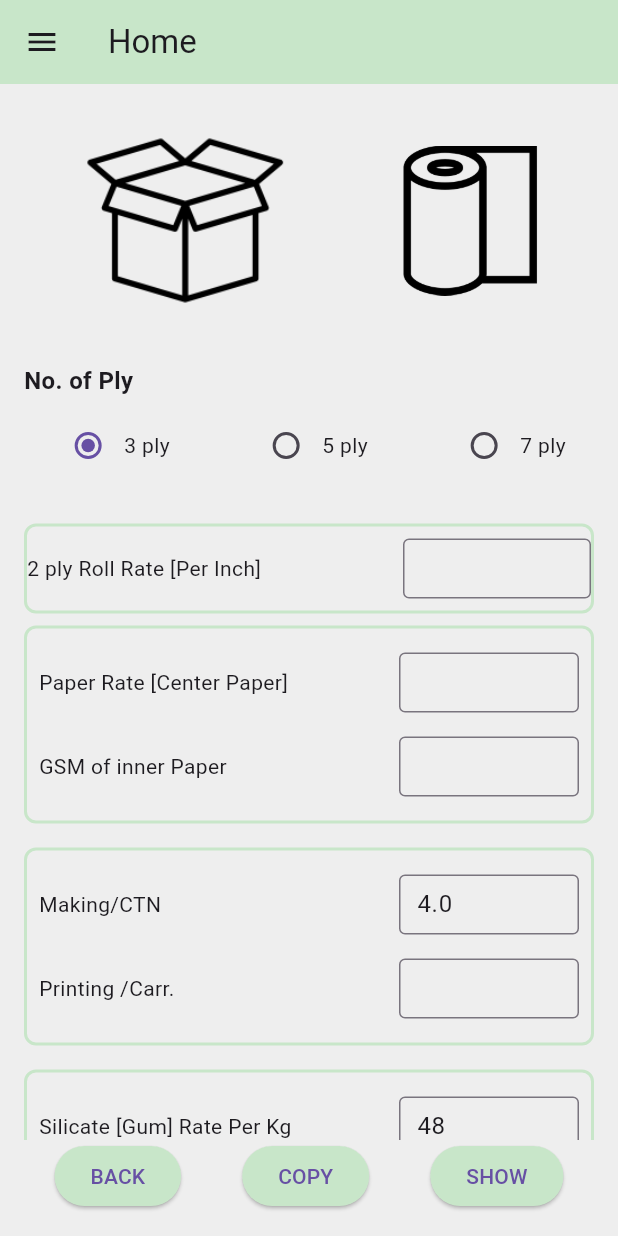
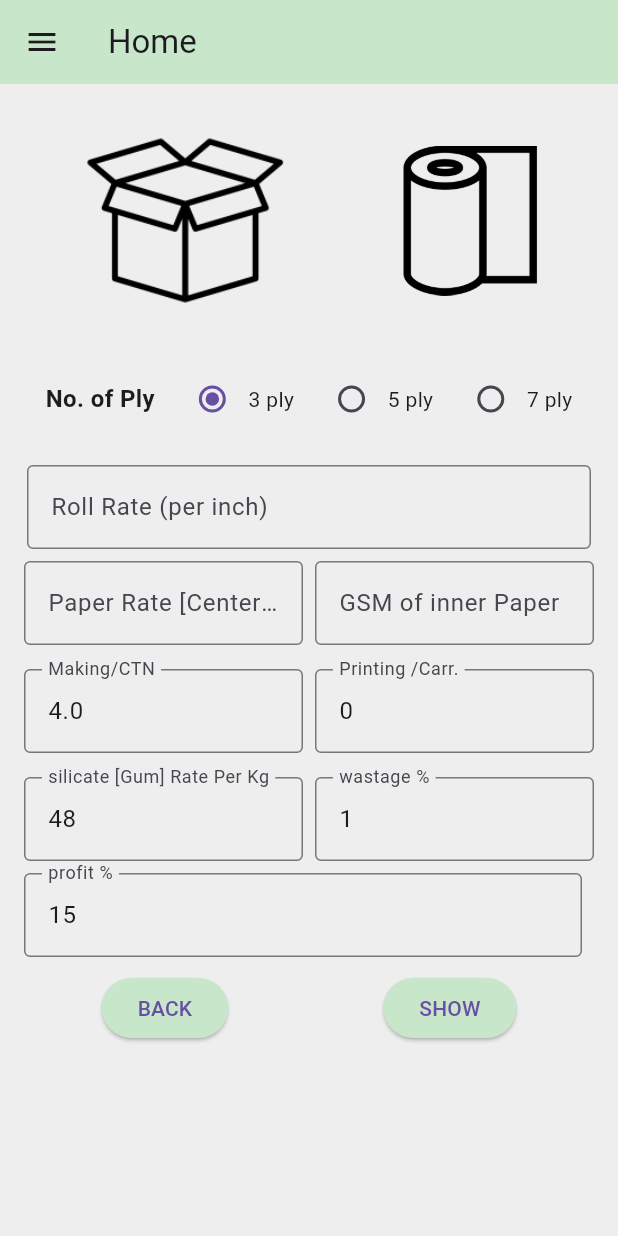
Before and after one commit to Ali-Khan786/carton-app, a Flutter app: the HomePage screen opened directly, on a phone screen of 412 x 824 dp. Run offline on Flutter 3.47's test engine with Material 3 defaults, Android fonts, the light colour scheme and no system bars; our stand-ins replace get.

Commit message:
box calculation done

```diff
--- /dev/null
+++ b/lib/view/PageBController.dart
@@ -0,0 +1,54 @@
+import 'package:get/get.dart';
+
+class FPSController extends GetxController {
+  RxDouble length = 0.0.obs;
+  RxDouble width = 0.0.obs;
+  RxDouble height = 0.0.obs;
+  RxDouble quantity = 0.0.obs;
+  RxDouble cutSize = 0.0.obs;
+  RxDouble rollSize = 0.0.obs;
+
+  RxDouble ply = 0.0.obs;
+  RxDouble rollRate = 0.0.obs;
+  RxDouble paperRate = 0.0.obs;
+  RxDouble silicateRate = 0.0.obs;
+  RxDouble costPSI = 0.0.obs;
+  RxDouble cost = 0.0.obs;
+  RxDouble labour = 0.0.obs;
+  RxDouble printing = 0.0.obs;
+  RxDouble wastagePer = 0.0.obs;
+  RxDouble wastage = 0.0.obs;
+  RxDouble profitPer = 0.0.obs;
+  RxDouble profit = 0.0.obs;
+  RxDouble pricePSI = 0.0.obs;
+  RxDouble price = 0.0.obs;
+
+
+  // Function to update data
+  void updateData(double newLength, double newWidth, double newHeight,double newCutSize, double newRollSize, double newQuantity) {
+    length.value = newLength;
+    width.value = newWidth;
+    height.value = newHeight;
+    quantity.value = newQuantity;
+    cutSize.value = newCutSize;
+    rollSize.value = newRollSize;
+  }
+  void updateData2(double newPly, double newRollRate, double newPaperRate,double newSilicateRate, double newCostPSI,
+  double newCost, double newLabour, double newPrinting,double newWastagePer, double newWastage,
+      double newProfitPer, double newProfit, double newpPricePSI,double newPrice) {
+    ply.value = newPly;
+    rollRate.value = newRollRate;
+    paperRate.value = newPaperRate;
+    silicateRate.value = newSilicateRate;
+    costPSI.value = newCostPSI;
+    cost.value = newCost;
+    labour.value = newLabour;
+    printing.value = newPrinting;
+    wastagePer.value = newWastagePer;
+    wastage.value = newWastage;
+    profitPer.value = newProfitPer;
+    profit.value = newProfit;
+    pricePSI.value = newpPricePSI;
+    price.value = newPrice;
+  }
+}
--- a/lib/view/first_page_second_screen.dart
+++ b/lib/view/first_page_second_screen.dart
@@ -1,17 +1,19 @@
 import 'package:flutter/material.dart';
-import 'package:flutter_class_project/view/Second_screens_nextscreen.dart';
+import 'package:get/get.dart';
 import 'package:get/get_core/src/get_main.dart';
 import 'package:get/get_navigation/get_navigation.dart';
+
+import 'Second_screens_nextscreen.dart';
+import 'first_page.dart';
+import 'PageBController.dart';
 
 class FpSecond extends StatelessWidget {
   @override
   Widget build(BuildContext context) {
-    return MaterialApp(
-      home: HomePage(),
-      debugShowCheckedModeBanner: false,
-    );
+    return HomePage();
   }
 }
+
 
 class HomePage extends StatefulWidget {
   @override
@@ -19,10 +21,54 @@ class HomePage extends StatefulWidget {
 }
 
 class _HomePageState extends State<HomePage> {
-  String selectedPly = '3 ply'; // Default selected value for radio buttons
+  String selectedPly = '3 ply';
+  double ply =3;
+  // Default selected value for radio buttons
+  final TextEditingController paperRateCon = TextEditingController();
+  final TextEditingController paperGSMCon = TextEditingController();
+  final TextEditingController makingCTNCon = TextEditingController(text: "4.0");
+  final TextEditingController printingCon = TextEditingController(text: "0");
+  final TextEditingController silicateCon = TextEditingController(text: "48");
+  final TextEditingController wastageCon = TextEditingController(text: "1");
+  final TextEditingController profitCOn = TextEditingController(text: "15");
+  final TextEditingController rollRate1Con = TextEditingController();
+
+
 
   @override
   Widget build(BuildContext context) {
+    final dataController = Get.find<FPSController>();
+    double? makingCTN = double.tryParse(makingCTNCon.text)??0.0;
+    double? printing = double.tryParse(printingCon.text)??0.0;
+    double? profit = double.tryParse(profitCOn.text)?? 0.0;
+    double? wastage1 = double.tryParse(wastageCon.text)??0.0;
+    num paperCostCal(){
+      double? paperRate = double.tryParse(paperRateCon.text);
+      double? paperGSM = double.tryParse(paperGSMCon.text);
+      if(paperRate!=  null&& paperGSM!=null){
+        return ((dataController.cutSize*dataController.rollSize.value*paperGSM)/15500)*(paperRate/100);
+      }else{
+      return  0;
+    }}
+    num ply2Rate(){
+      double? rollRate1 = double.tryParse(rollRate1Con.text);
+      if(rollRate1!=  null){
+        return (rollRate1*dataController.rollSize.value/2400)*dataController.cutSize.value;
+      }else{
+        return  0;
+      }
+    }
+    num silicateRate(){
+      double? silicate = double.tryParse(silicateCon.text);
+      if(silicate!=  null){
+        return (silicate/10000)*dataController.rollSize.value*dataController.cutSize.value*1;
+      }else{
+        return  0;
+      }
+    }
+
+
+
     return Scaffold(
       appBar: AppBar(
         title: Text('Home'),
@@ -50,144 +96,160 @@ class _HomePageState extends State<HomePage> {
               ],
             ),
             SizedBox(height: 20),
+            Row(
+              mainAxisAlignment: MainAxisAlignment.spaceEvenly,
+              children: [
                 Text(
                   'No. of Ply',
                   style: TextStyle(fontSize: 16, fontWeight: FontWeight.bold),
                 ),
-            SizedBox(height: 8),
-            Row(
-              mainAxisAlignment: MainAxisAlignment.spaceEvenly,
-              children: [
-                Row(
-                  children: [
-                    Radio<String>(
-                      value: '3 ply',
-                      groupValue: selectedPly,
-                      onChanged: (value) {
-                        setState(() {
-                          selectedPly = value!;
-                        });
-                      },
-                    ),
-                    Text('3 ply'),
-                  ],
-                ),
-                SizedBox(width: 16),
-                Row(
-                  children: [
-                    Radio<String>(
-                      value: '5 ply',
-                      groupValue: selectedPly,
-                      onChanged: (value) {
-                        setState(() {
-                          selectedPly = value!;
-                        });
-                      },
-                    ),
-                    Text('5 ply'),
-                  ],
-                ),
-                SizedBox(width: 16),
-                Row(
-                  children: [
-                    Radio<String>(
-                      value: '7 ply',
-                      groupValue: selectedPly,
-                      onChanged: (value) {
-                        setState(() {
-                          selectedPly = value!;
-                        });
-                      },
-                    ),
-                    Text('7 ply'),
-                  ],
-                ),
+                buildRadio('3 ply'),
+                buildRadio('5 ply'),
+                buildRadio('7 ply'),
               ],
             ),
             SizedBox(height: 20),
             Expanded(
               child: ListView(
                 children: [
+                  buildTextFieldRow(),
                   SizedBox(height: 8,),
-                  Container(decoration: BoxDecoration(
-                    border: Border.all(color: Colors.green.shade100,width: 2),
-                    borderRadius: BorderRadius.circular(8),
+            Row(
+              children: [
+                Expanded(
+                  child: TextField(
+                    controller: paperRateCon,
+                    keyboardType: TextInputType.number,
+                    decoration: InputDecoration(
+                      labelText: "Paper Rate [Center Paper]",
+                      border: OutlineInputBorder(),
                     ),
-                    child:   buildInputRow('2 ply Roll Rate [Per Inch]'),
                   ),
-                  // Highlighted Section 1
-
-                  SizedBox(height: 8,),
-
-                  Container(
-                    decoration: BoxDecoration(
-                      border: Border.all(color: Colors.green.shade100, width: 2),
-                      borderRadius: BorderRadius.circular(8),
                 ),
-                    padding: const EdgeInsets.all(8.0),
-                    child: Column(
-                      children: [
-                        buildInputRow('Paper Rate [Center Paper]'),
-                        buildInputRow('GSM of inner Paper'),
+                SizedBox(width: 8),
+                Expanded(
+                  child: TextField(
+                    controller: paperGSMCon,
+                    keyboardType: TextInputType.number,
+                    decoration: InputDecoration(
+                      labelText: "GSM of inner Paper",
+                      border: OutlineInputBorder(),
+                    ),
+                  ),
+                ),
               ],
-                    ),
             ),
             SizedBox(height: 16),
             // Highlighted Section 2
-                  Container(
-                    decoration: BoxDecoration(
-                      border: Border.all(color: Colors.green.shade100, width: 2),
-                      borderRadius: BorderRadius.circular(8),
+            Row(
+              children: [
+                Expanded(
+                  child: TextField(
+                    keyboardType: TextInputType.number,
+                    controller: makingCTNCon,
+                    decoration: InputDecoration(
+                      labelText: "Making/CTN",
+                      border: OutlineInputBorder(),
                     ),
-                    padding: const EdgeInsets.all(8.0),
-                    child: Column(
-                      children: [
-                        buildInputRow('Making/CTN', initialValue: '4.0'),
-                        buildInputRow('Printing /Carr.'),
+                  ),
+                ),
+                SizedBox(width: 8),
+                Expanded(
+                  child: TextField(
+                    keyboardType: TextInputType.number,
+                    controller: printingCon,
+                    decoration: InputDecoration(
+                      labelText: "Printing /Carr.",
+                      border: OutlineInputBorder(),
+                    ),
+                  ),
+                ),
               ],
-                    ),
             ),
             SizedBox(height: 16),
             // Highlighted Section 3
-                  Container(
-                    decoration: BoxDecoration(
-                      border: Border.all(color: Colors.green.shade100, width: 2),
-                      borderRadius: BorderRadius.circular(8),
+            Row(
+              children: [
+                Expanded(
+                  child: TextField(
+                    keyboardType: TextInputType.number,
+                    controller: silicateCon,
+                    decoration: InputDecoration(
+                      labelText: "silicate [Gum] Rate Per Kg",
+                      border: OutlineInputBorder(),
                     ),
-                    padding: const EdgeInsets.all(8.0),
-                    child: Column(
-                      children: [
-                        buildInputRow('Silicate [Gum] Rate Per Kg', initialValue: '48'),
-                        buildInputRow('Wastage %', initialValue: '1'),
+                  ),
+                ),
+                SizedBox(width: 8),
+                Expanded(
+                  child: TextField(
+                    keyboardType: TextInputType.number,
+                    controller: wastageCon,
+                    decoration: InputDecoration(
+                      labelText: "wastage %",
+                      border: OutlineInputBorder(),
+                    ),
+                  ),
+                ),
               ],
             ),
+            SizedBox(height: 8,),
+            Row(
+              children: [
+                Expanded(
+                  child: TextField(
+                    keyboardType: TextInputType.number,
+                    controller: profitCOn,
+                    decoration: InputDecoration(
+                      labelText: "profit %",
+                      border: OutlineInputBorder(),
                     ),
-SizedBox(height: 8,),
-                  Container(decoration: BoxDecoration(
-                    border: Border.all(color: Colors.green.shade100,width: 2),
-                    borderRadius: BorderRadius.circular(8),
                   ),
-                    child:  buildInputRow('Profit %', initialValue: '15'),
-                  )
+                ),
+                SizedBox(width: 8),
               ],
             ),
-            ),
+                  SizedBox(height: 10,),
                   Row(
                     mainAxisAlignment: MainAxisAlignment.spaceAround,
                     children: [
                       ElevatedButton(
-                  onPressed: () {},
+                        onPressed: () {
+                          Get.back();//
+                          // Navigate to FirstPage
+                        },
                         child: Text('BACK'),
                         style: ElevatedButton.styleFrom(backgroundColor: Colors.green[100]),
                       ),
-                ElevatedButton(
-                  onPressed: () {},
-                  child: Text('COPY'),
-                  style: ElevatedButton.styleFrom(backgroundColor: Colors.green[100]),
-                ),
+                      // ElevatedButton(
+                      //   onPressed: () {
+                      //
+                      //     // Handle COPY action
+                      //   },
+                      //   child: Text('COPY'),
+                      //   style: ElevatedButton.styleFrom(backgroundColor: Colors.green[100]),
+                      // ),
                       ElevatedButton(
                         onPressed: () {
-                    Get.to(Result());
+                          num x=paperCostCal();
+                          num y=ply2Rate();
+                          num z=silicateRate();
+                          double cost = y.toDouble() + x +  z;
+                          double costPSI = cost/(dataController.rollSize.value*dataController.cutSize.value);
+                          double profit1 = cost * ((profit)/100);
+                          double wastage2 = cost * ((wastage1)/100);
+                          double price = makingCTN + printing + wastage2+ profit1 +cost;
+                          double pricePSI = price/(dataController.rollSize.value*dataController.cutSize.value);
+                          double? paperRate = double.tryParse(paperRateCon.text);
+                          double? paperGSM = double.tryParse(paperGSMCon.text);
+                          double? rollRate1 = double.tryParse(rollRate1Con.text);
+                          print(cost);
+                          if(rollRate1!=  null&&paperRate!=  null&& paperGSM!=null){
+                            dataController.updateData2(ply,  y.toDouble(),  x.toDouble(),z.toDouble(), costPSI,
+                                cost, makingCTN, printing,wastage1, wastage2,
+                                profit, profit1, pricePSI,price.toDouble());
+                            Get.to(FpSp());// Navigate to another page
+                          }
                         },
                         child: Text('SHOW'),
                         style: ElevatedButton.styleFrom(backgroundColor: Colors.green[100]),
@@ -197,34 +259,54 @@ SizedBox(height: 8,),
                             ],
         ),
       ),
+
+
+          ],
+        ),
+      ),
     );
   }
 
-  Widget buildInputRow(String label, {String initialValue = ''}) {
-    return Padding(
-      padding: const EdgeInsets.symmetric(vertical: 8.0),
-      child: Row(
+  Widget buildRadio(String value) {
+    return Row(
       children: [
-          Expanded(
-            flex: 2,
-            child: Text(
-              label,
-              style: TextStyle(fontSize: 14),
+        Radio<String>(
+          value: value,
+          groupValue: selectedPly,
+          onChanged: (newValue) {
+            setState(() {
+              selectedPly = newValue!;
+            });
+          },
+        ),
+        Text(value),
+      ],
+    );
+  }
+
+  Widget buildTextFieldRow() {
+    int textFieldCount = selectedPly == '3 ply'
+        ? 1
+        : selectedPly == '5 ply'
+        ? 2
+        : 3;
+
+    return Row(
+      children: List.generate(
+        textFieldCount,
+            (index) => Expanded(
+          child: Padding(
+            padding: const EdgeInsets.symmetric(horizontal: 2.0),
+            child: TextField(
+              controller: rollRate1Con,
+              keyboardType: TextInputType.number,
+              decoration: InputDecoration(
+                labelText: 'Roll Rate (per inch)',
+                border: OutlineInputBorder(),
               ),
             ),
-          Expanded(
-            flex: 1,
-            child: TextField(
-              controller: TextEditingController(text: initialValue),
-              decoration: InputDecoration(
-                border: OutlineInputBorder(),
-                isDense: true,
-                contentPadding: EdgeInsets.symmetric(horizontal: 8, vertical: 8),
-              ),
-              keyboardType: TextInputType.number,
           ),
         ),
-        ],
       ),
     );
   }
```
Also changed, not shown: lib/main.dart (+66 -66 lines), lib/view/Second_screens_nextscreen.dart (+48 -36 lines), lib/view/first_page.dart (+31 -29 lines), lib/view/first_page_third_screen.dart (+11 -0 lines). Lines whose indentation alone changed are shown as unchanged.
